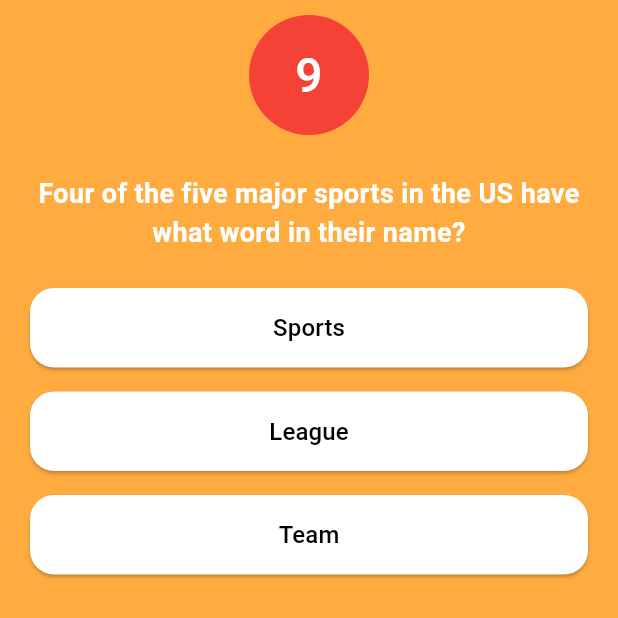
After one commit to Software-Architecture-213/mobile, a Flutter app: the QuizApp screen opened directly, on a phone screen of 412 x 824 dp, the top half of it. The commit adds this screen. Run offline on Flutter 3.47's test engine with Material 3 defaults, Android fonts, the phone set to English and light mode, and no system bars; our stand-ins replace confetti, dio, sensors_plus, share_plus, vibration; network calls fail.

Commit message:
Game Quiz and Shake

```diff
--- a/lib/main.dart
+++ b/lib/main.dart
@@ -5,13 +5,17 @@ import 'package:mobile/views/auth/Login/login_screen.dart';
 import 'package:mobile/views/auth/register/register_screen.dart';
 import 'package:mobile/views/constant/bottom_sheet.dart';
 import 'package:mobile/views/constant/share_bottomshet.dart';
+import 'package:mobile/views/game/shake/shake_game.dart';
+import 'package:mobile/views/gift/gift_screen.dart';
 import 'package:mobile/views/home/home_screen.dart';
 import 'package:mobile/views/profile/profile_screen.dart';
 import 'package:mobile/views/promotion/promotion_screen.dart';
 import 'package:mobile/views/voucher_detail/voucher_detail_screen.dart';
+import 'package:mobile/views/voucher_detail/widgets/fragment_voucher.dart';
 import 'package:provider/provider.dart';
 
 import 'views/favourite_promotion/favourite_screen.dart';
+import 'views/game/Quiz/quiz_game.dart';
 
 void main() {
   runApp(
--- /dev/null
+++ b/lib/views/game/quiz/quiz_game.dart
@@ -0,0 +1,194 @@
+import 'package:flutter/material.dart';
+import 'dart:async';
+
+class QuizApp extends StatefulWidget {
+  @override
+  _QuizAppState createState() => _QuizAppState();
+}
+
+class _QuizAppState extends State<QuizApp> {
+  List<Map<String, Object>> questions = [
+    {
+      'question': 'Four of the five major sports in the US have what word in their name?',
+      'answers': ['Sports', 'League', 'Team'],
+      'correctAnswer': 'League',
+    },
+    {
+      'question': 'What is the capital of France?',
+      'answers': ['Paris', 'London', 'Berlin'],
+      'correctAnswer': 'Paris',
+    },
+    // Add more questions here
+  ];
+
+  int currentQuestionIndex = 0;
+  int timer = 10;
+  Timer? countdownTimer;
+  String? selectedAnswer;
+  bool showResult = false;
+
+  @override
+  void initState() {
+    super.initState();
+    startTimer();
+  }
+
+  void startTimer() {
+    countdownTimer = Timer.periodic(Duration(seconds: 1), (timer) {
+      setState(() {
+        if (this.timer > 0) {
+          this.timer--;
+        } else {
+          showResultAndNextQuestion();
+        }
+      });
+    });
+  }
+
+  void showResultAndNextQuestion() {
+    countdownTimer?.cancel();
+    setState(() {
+      showResult = true;
+    });
+    Future.delayed(Duration(seconds: 3), () {
+      if (currentQuestionIndex < questions.length - 1) {
+        setState(() {
+          currentQuestionIndex++;
+          timer = 10;
+          selectedAnswer = null;
+          showResult = false;
+        });
+        startTimer();
+      } else {
+        ScaffoldMessenger.of(context).showSnackBar(
+          SnackBar(content: Text('Quiz completed!')),
+        );
+      }
+    });
+  }
+
+  @override
+  void dispose() {
+    countdownTimer?.cancel();
+    super.dispose();
+  }
+
+  @override
+  Widget build(BuildContext context) {
+    return SafeArea(
+      child: Scaffold(
+        backgroundColor: Colors.orangeAccent,
+        body: Stack(
+          children: [
+            Column(
+              mainAxisAlignment: MainAxisAlignment.start,
+              crossAxisAlignment: CrossAxisAlignment.center,
+              children: [
+                SizedBox(height: 100),
+                _buildQuestionSection(),
+                _buildAnswerOptions(),
+              ],
+            ),
+            _buildTimerIndicator(),
+          ],
+        ),
+      ),
+    );
+  }
+
+  Widget _buildQuestionSection() {
+    return Padding(
+      padding: const EdgeInsets.all(16.0),
+      child: Column(
+        children: [
+          Text(
+            questions[currentQuestionIndex]['question'] as String,
+            textAlign: TextAlign.center,
+            style: TextStyle(
+              color: Colors.white,
+              fontSize: 18,
+              fontWeight: FontWeight.bold,
+            ),
+          ),
+        ],
+      ),
+    );
+  }
+
+  Widget _buildAnswerOptions() {
+    List<String> answers = (questions[currentQuestionIndex]['answers'] as List<Object>).cast<String>();
+    String correctAnswer = questions[currentQuestionIndex]['correctAnswer'] as String? ?? '';
+    return Column(
+      crossAxisAlignment: CrossAxisAlignment.center,
+      children: answers.map((answer) => _buildAnswerButton(answer, correctAnswer)).toList(),
+    );
+  }
+
+  Widget _buildAnswerButton(String answer, String correctAnswer) {
+    Color buttonColor = Colors.white;
+    IconData? icon;
+
+    if (showResult) {
+      if (answer == correctAnswer) {
+        buttonColor = Colors.green;
+        icon = Icons.check;
+      } else if (answer == selectedAnswer) {
+        buttonColor = Colors.red;
+        icon = Icons.close;
+      }
+    } else if (answer == selectedAnswer) {
+      buttonColor = Colors.blue;
+    }
+
+    return SizedBox(
+      width: double.infinity,
+      child: Padding(
+        padding: const EdgeInsets.symmetric(vertical: 8.0, horizontal: 20.0),
+        child: ElevatedButton(
+          style: ElevatedButton.styleFrom(
+            backgroundColor: buttonColor,
+            padding: EdgeInsets.symmetric(vertical: 15),
+            shape: RoundedRectangleBorder(
+              borderRadius: BorderRadius.circular(16),
+            ),
+          ),
+          onPressed: showResult ? null : () {
+            setState(() {
+              selectedAnswer = answer;
+            });
+          },
+          child: Row(
+            mainAxisAlignment: MainAxisAlignment.center,
+            children: [
+              Text(
+                answer,
+                style: TextStyle(color: Colors.black, fontSize: 16),
+              ),
+              if (icon != null) Icon(icon, color: Colors.white),
+            ],
+          ),
+        ),
+      ),
+    );
+  }
+
+  Widget _buildTimerIndicator() {
+    return Positioned(
+      top: 10,
+      left: MediaQueryData.fromView(WidgetsBinding.instance.window).size.width / 2 - 40,
+      child: Column(
+        children: [
+          CircleAvatar(
+            radius: 40,
+            backgroundColor: Colors.red,
+            child: Text(
+              timer.toString(),
+              style: TextStyle(color: Colors.white, fontSize: 32),
+            ),
+          ),
+          SizedBox(height: 5),
+        ],
+      ),
+    );
+  }
+}
--- /dev/null
+++ b/lib/views/game/shake/reward.dart
@@ -0,0 +1,7 @@
+
+class Reward {
+  final String name;
+  final String imageUrl;
+
+  Reward({required this.name, required this.imageUrl});
+}
--- a/pubspec.yaml
+++ b/pubspec.yaml
@@ -42,6 +42,9 @@ dependencies:
   url_launcher: ^6.3.1
   flutter_email_sender: ^6.0.3
   share_plus: ^10.1.3
+  sensors_plus: ^6.1.1
+  vibration: ^2.0.1
+  confetti: ^0.8.0
 
 dev_dependencies:
   flutter_test:
```
Also changed, not shown: lib/views/game/shake/shake_game.dart (added, +107 -0 lines), lib/views/game/widgets/result_dialog.dart (added, +94 -0 lines), lib/views/gift/gift_screen.dart (added, +118 -0 lines), lib/views/home/home_screen.dart (+12 -1 lines), lib/views/profile/profile_screen.dart (+9 -1 lines), assets/gift.png (added), assets/reward1.png (added), assets/reward2.png (added), assets/reward3.png (added), pubspec.lock, 2 other files.
